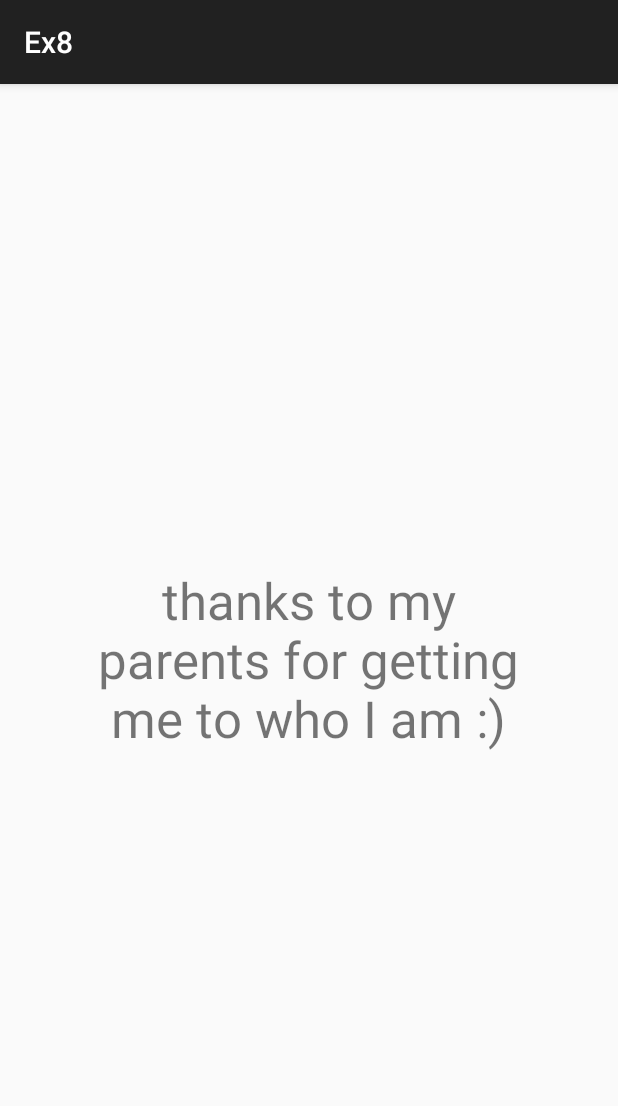
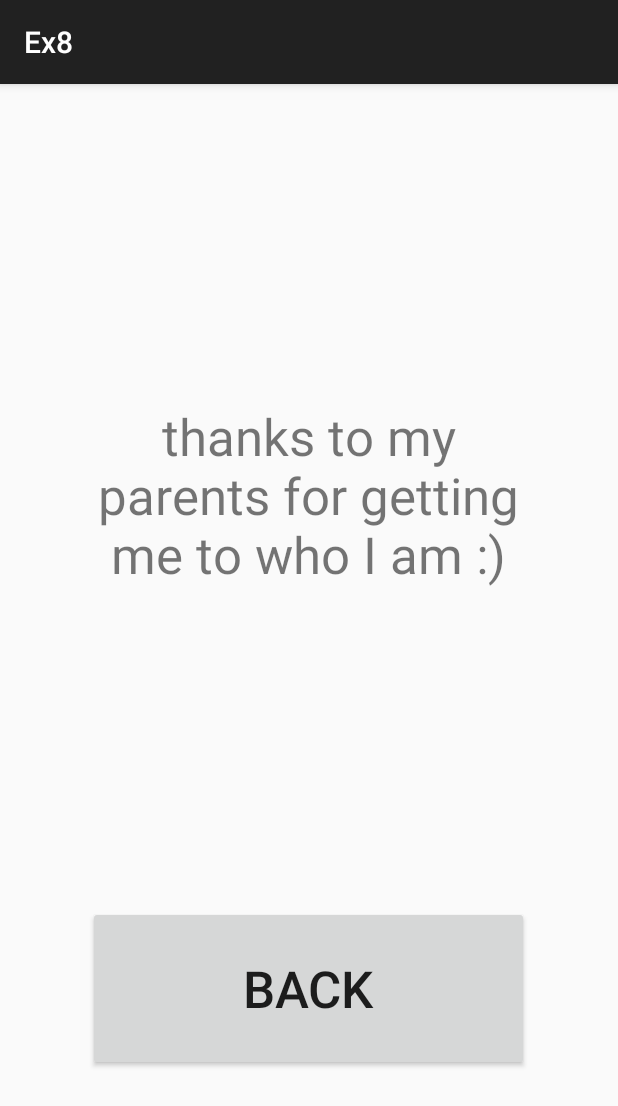
Before and after one commit to za6200/Ex8_year2, an Android app: the credits screen opened directly, with no data from a screen before it, on a phone screen of 412 x 824 dp. Shown: the top 1106 px of the screen. Run offline under Robolectric (Android 15) with nearby library versions, the phone set to English and light mode, and no system bars.

Commit message:
added credits

```diff
--- a/app/src/main/java/com/example/ex8/credits.java
+++ b/app/src/main/java/com/example/ex8/credits.java
@@ -1,7 +1,10 @@
 package com.example.ex8;
 
 import androidx.appcompat.app.AppCompatActivity;
+
+import android.content.Intent;
 import android.os.Bundle;
+import android.view.View;
 import android.widget.TextView;
 
 public class credits extends AppCompatActivity {
@@ -12,12 +15,17 @@ public class credits extends AppCompatActivity {
      * class will credit my parents
      */
     TextView textView;
-
+    Intent backActivity;
     @Override
     protected void onCreate(Bundle savedInstanceState) {
         super.onCreate(savedInstanceState);
         setContentView(R.layout.activity_credits);
         textView = findViewById(R.id.textView2); // Initialize the textView
         textView.setText("thanks to my parents for getting me to who I am :)");
+        backActivity = new Intent(this, MainActivity.class);
+    }
+
+    public void back(View view) {
+        startActivity(backActivity);
     }
 }
--- a/app/src/main/res/layout/activity_credits.xml
+++ b/app/src/main/res/layout/activity_credits.xml
@@ -35,10 +35,25 @@
             android:layout_width="match_parent"
             android:layout_height="0dp"
             android:layout_weight="1" />
+
+        <Button
+            android:id="@+id/button3"
+            android:layout_width="match_parent"
+            android:layout_height="0dp"
+            android:layout_weight="1"
+            android:onClick="back"
+            android:text="Back"
+            android:textSize="34sp" />
+
+        <Space
+            android:layout_width="match_parent"
+            android:layout_height="0dp"
+            android:layout_weight="1" />
     </LinearLayout>
 
     <Space
         android:layout_width="0dp"
         android:layout_height="match_parent"
         android:layout_weight="1" />
+
 </LinearLayout>
```
Also changed, not shown: app/src/main/java/com/example/ex8/MainActivity.java (indentation only).
